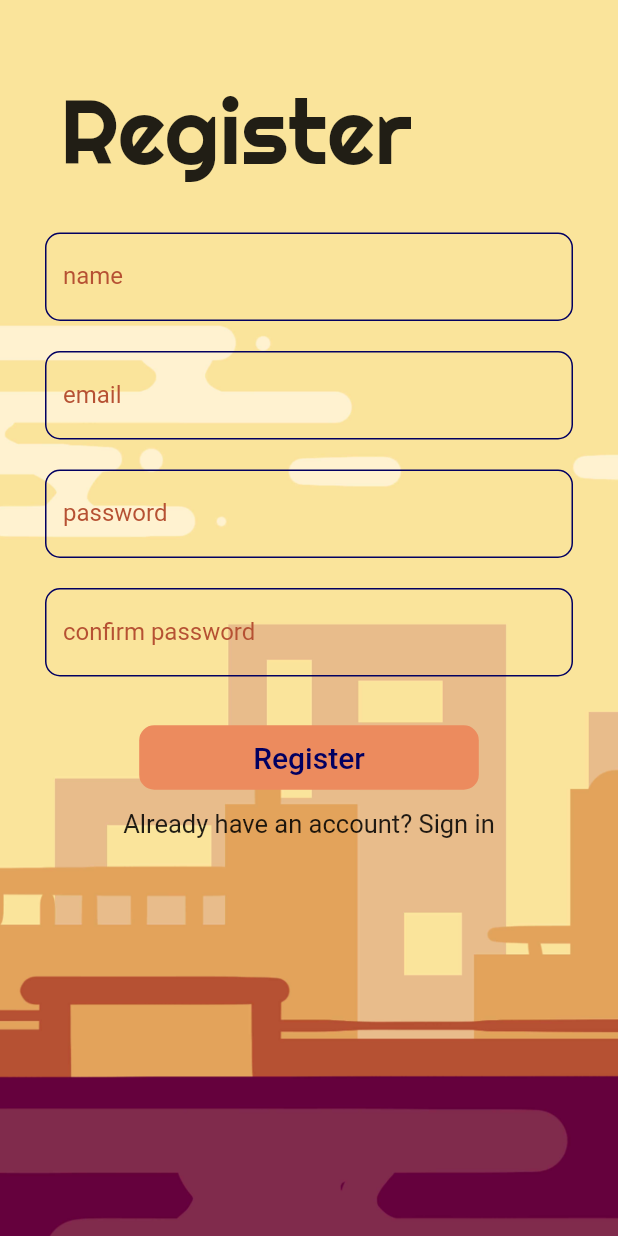
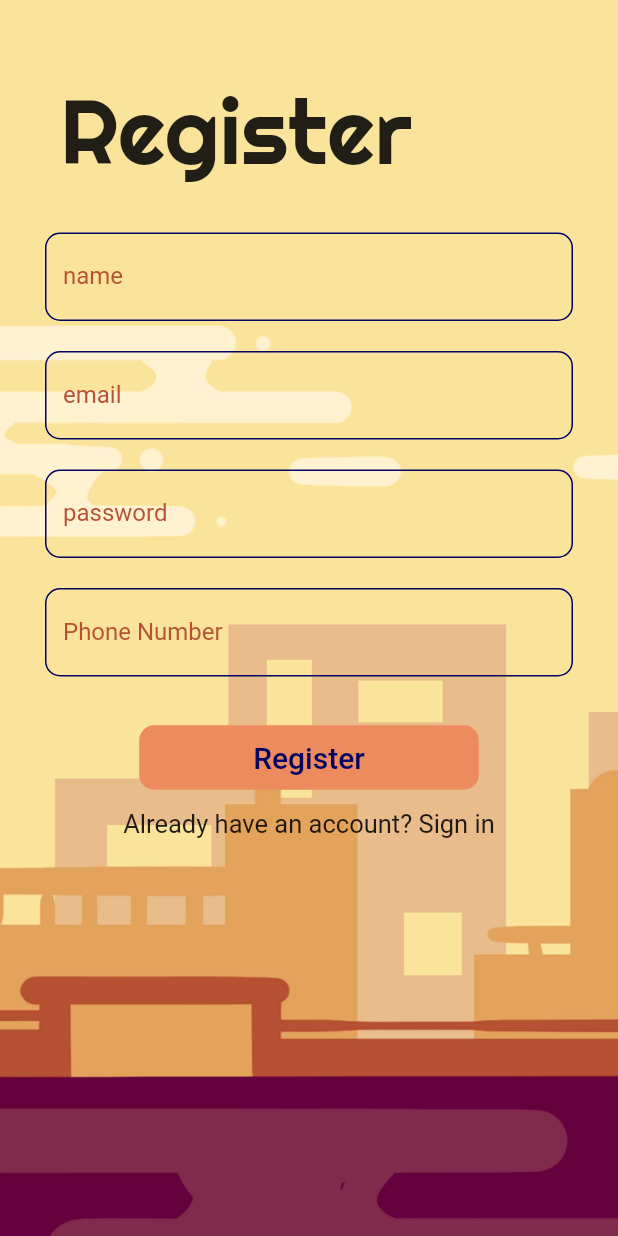
Before and after one commit to gaurang98671/parking_app, a Flutter app: the RegisterScreen screen opened directly, after a tap on "Register", on a phone screen of 412 x 824 dp. Run offline on Flutter 3.47's test engine with Material 2 defaults, Android fonts, the phone set to English and light mode, and no system bars; our stand-ins replace cloud_firestore, firebase_auth, google_maps_flutter, shared_preferences, shimmer; accounts and stored records are empty.

```diff
--- a/lib/SplashScreen.dart
+++ b/lib/SplashScreen.dart
@@ -2,6 +2,7 @@ import 'package:cloud_firestore/cloud_firestore.dart';
 import 'package:flutter/material.dart';
 import 'dart:async';
 import 'package:firebase_auth/firebase_auth.dart';
+import 'package:shared_preferences/shared_preferences.dart';
 import 'package:shimmer/shimmer.dart';
 import 'home.dart';
 import 'login.dart';
@@ -19,7 +20,9 @@ class _SplashScreenState extends State<SplashScreen> {
     _mockcheckForSession().then((status) async {
       if (await FirebaseAuth.instance.currentUser() != null) {
 
+        SharedPreferences pref=await SharedPreferences.getInstance();
         FirebaseUser u=await FirebaseAuth.instance.currentUser();
+        pref.setString('uid', u.uid);
         print(u.email);
         _navigateToHome();
       } else {
--- a/lib/login.dart
+++ b/lib/login.dart
@@ -11,7 +11,7 @@ class LoginPage extends StatefulWidget {
 
 class _LoginPageState extends State<LoginPage> {
   String user_name, password;
-  void login_user() {
+  void login_user() async {
     FirebaseAuth.instance
         .signInWithEmailAndPassword(email: user_name, password: password);
     Navigator.push(
--- a/lib/signup.dart
+++ b/lib/signup.dart
@@ -13,7 +13,7 @@ class RegisterScreen extends StatefulWidget {
 }
 
 class _RegisterScreenState extends State<RegisterScreen> {
-  String _user_name,_email, _password, _confirm_password;
+  String _user_name,_email, _password, _phone_number;
   String userId;
 
      void signUp() async {
@@ -33,9 +33,13 @@ class _RegisterScreenState extends State<RegisterScreen> {
        print(e.message);
        }
 
-
-
-
+       Firestore.instance.collection("Users").document(userId).setData(
+           {
+             'Name': _user_name,
+             'Phone Number': _phone_number,
+             'Verified': false,
+             'profile pic': 'none'
+           });
   }
   @override
   Widget build(BuildContext context) {
@@ -151,7 +155,7 @@ class _RegisterScreenState extends State<RegisterScreen> {
                 Padding(
                   padding: const EdgeInsets.fromLTRB(30, 0, 30, 0),
                   child: TextField(
-                    onChanged: (con_pass)=>{_confirm_password=con_pass},
+                    onChanged: (phn)=>{_phone_number=phn},
                     style: TextStyle(
                       color: Color(0xff020061),
                     ),
@@ -165,7 +169,7 @@ class _RegisterScreenState extends State<RegisterScreen> {
                       focusedBorder: OutlineInputBorder(
                           borderSide: BorderSide(color: Color(0xff020061)),
                           borderRadius: BorderRadius.all(Radius.circular(10))),
-                      labelText: 'confirm password',
+                      labelText: 'Phone Number',
                       labelStyle: TextStyle(
                         color: Color(0xffB65133),
                       ),
```
Also changed, not shown: lib/home.dart (+33 -2 lines), lib/user_profile.dart (added, +85 -0 lines).
